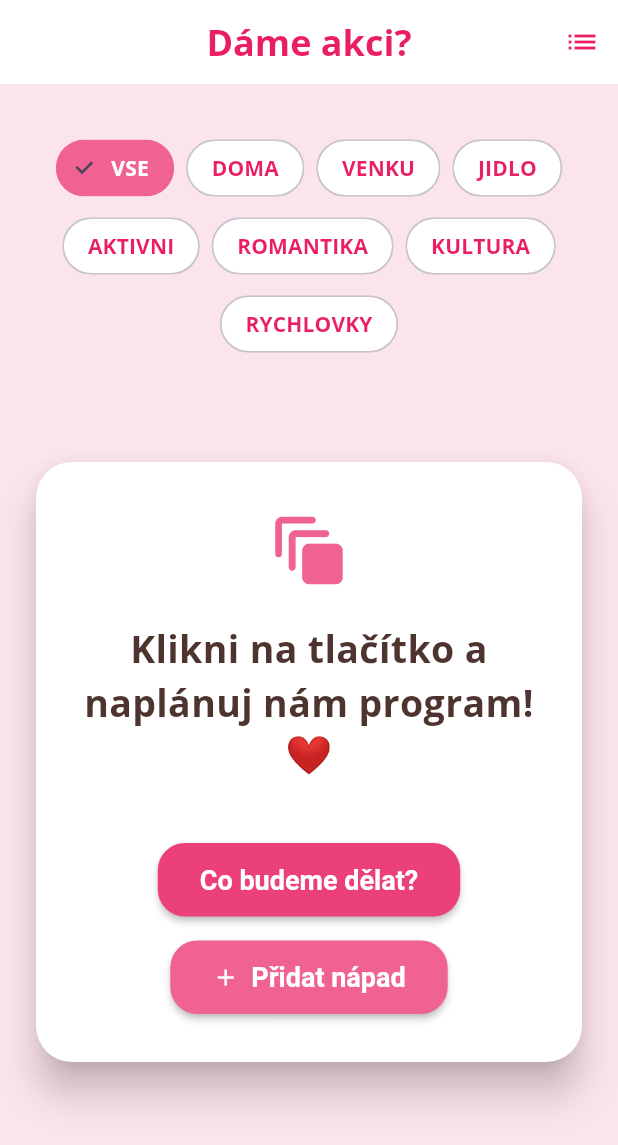
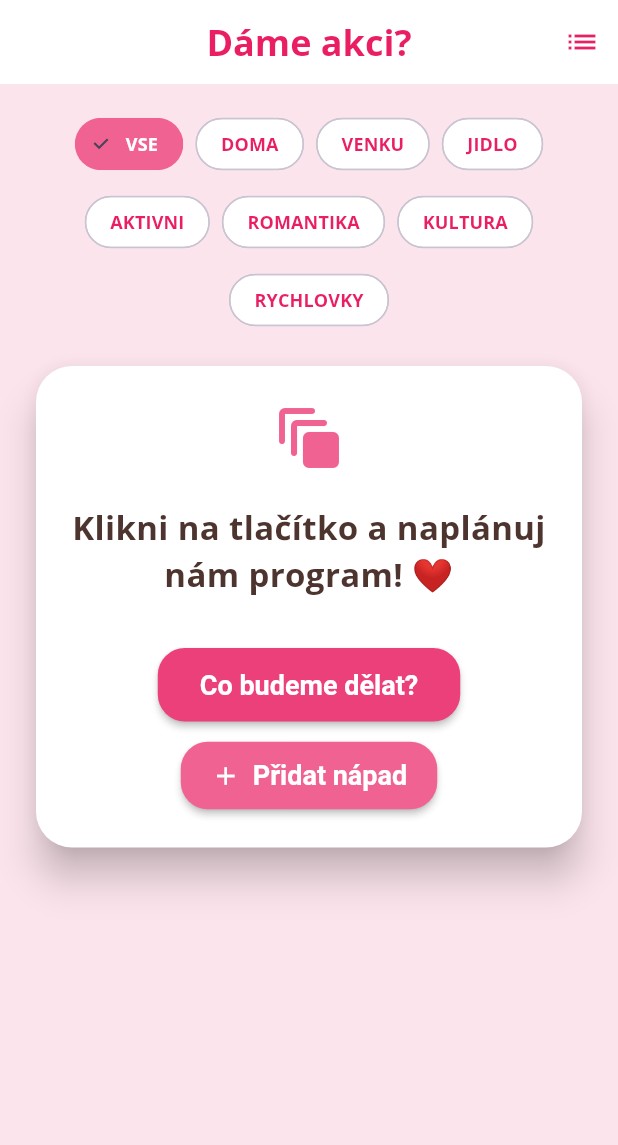
Before and after one commit to hrosicka/great-weekend, a Flutter app: the screen it shows after launch, on a phone screen of 412 x 824 dp. Shown: the top 1145 px of the screen. Run offline on Flutter 3.47's test engine with Material 3 defaults, Android fonts, the phone set to English and light mode, and no system bars; our stand-ins replace google_fonts, shared_preferences.

Commit message:
fix(ui): improve responsiveness and prevent overflow on small screens

```diff
--- a/lib/main.dart
+++ b/lib/main.dart
@@ -346,18 +346,28 @@ class _IdeaScreenState extends State<IdeaScreen> {
           ),
         ],
       ),
+      // Používáme LayoutBuilder, abychom věděli, kolik máme místa
       body: isLoading
           ? const Center(child: CircularProgressIndicator())
-          : Column(
+          : LayoutBuilder(
+              builder: (context, constraints) {
+                return SingleChildScrollView( // Umožňuje skrolování na malých mobilech
+                  child: ConstrainedBox(
+                    constraints: BoxConstraints(
+                      minHeight: constraints.maxHeight, // Karta se bude snažit být na střed
+                    ),
+                    child: IntrinsicHeight(
+                      child: Column(
                         children: [
                           const SizedBox(height: 16),
-                // Tady je ten nový horizontální filtr
+
+                          // Horizontální filtr (Wrap je super, že neuteče z obrazovky)
                           Padding(
-                  padding: const EdgeInsets.all(16.0),
+                            padding: const EdgeInsets.symmetric(horizontal: 16.0),
                             child: Wrap(
-                    spacing: 8.0, // Mezera mezi chipy vedle sebe
-                    runSpacing: 4.0, // Mezera mezi řádky pod sebou
-                    alignment: WrapAlignment.center, // Vycentruje tlačítka
+                              spacing: 8.0,
+                              runSpacing: 4.0,
+                              alignment: WrapAlignment.center,
                               children: IdeaCategory.values.map((category) {
                                 return ChoiceChip(
                                   shape: RoundedRectangleBorder(
@@ -370,6 +380,7 @@ class _IdeaScreenState extends State<IdeaScreen> {
                                   labelStyle: TextStyle(
                                     color: selectedFilter == category ? Colors.white : Colors.pink,
                                     fontWeight: FontWeight.bold,
+                                    fontSize: 12, // Trochu menší písmo pro jistotu
                                   ),
                                   onSelected: (bool selected) {
                                     setState(() {
@@ -386,20 +397,22 @@ class _IdeaScreenState extends State<IdeaScreen> {
                             ),
                           ),
 
-                // Tady je zbytek s kartou a tlačítky
-                Expanded(
+                          // Hlavní část s kartou
+                          // Nahrazen Expanded za Flexible/Padding kvůli ScrollView
+                          Padding(
+                            padding: const EdgeInsets.only(top: 20, bottom: 40),
                             child: Center(
                               child: Card(
-                      margin: const EdgeInsets.only(left: 24, right: 24, top: 16, bottom: 80),
+                                margin: const EdgeInsets.symmetric(horizontal: 24),
                                 child: Padding(
-                        padding: const EdgeInsets.all(32.0),
+                                  padding: const EdgeInsets.all(24.0), // Mírně zmenšen padding
                                   child: Column(
                                     mainAxisSize: MainAxisSize.min,
                                     children: [
                                       Icon(
                                         _getCategoryIcon(selectedFilter),
                                         color: Colors.pink[300],
-                              size: 54
+                                        size: 48, // Mírně zmenšeno
                                       ),
                                       const SizedBox(height: 20),
                                       AnimatedSwitcher(
@@ -408,27 +421,28 @@ class _IdeaScreenState extends State<IdeaScreen> {
                                             FadeTransition(opacity: animation, child: child),
                                         child: Text(
                                           currentIdea,
-                                key: ValueKey<String>(currentIdea), // PŘIDEJ TENTO ŘÁDEK
+                                          key: ValueKey<String>(currentIdea),
                                           textAlign: TextAlign.center,
                                           style: GoogleFonts.openSans(
-                                  fontSize: 25,
+                                            fontSize: 22, // Zmenšeno z 25 pro lepší čitelnost
                                             fontWeight: FontWeight.bold,
                                             color: Colors.brown[800],
                                           ),
                                         ),
                                       ),
-                            const SizedBox(height: 40),
+                                      const SizedBox(height: 32),
                                       ElevatedButton(
                                         onPressed: generateIdea,
                                         child: const Text("Co budeme dělat?"),
                                       ),
-                            const SizedBox(height: 16),
+                                      const SizedBox(height: 12),
                                       ElevatedButton.icon(
                                         onPressed: _showAddIdeaDialog,
-                              icon: const Icon(Icons.add),
+                                        icon: const Icon(Icons.add, size: 20),
                                         label: const Text("Přidat nápad"),
                                         style: ElevatedButton.styleFrom(
                                           backgroundColor: Colors.pink[300],
+                                          padding: const EdgeInsets.symmetric(horizontal: 20, vertical: 12),
                                         ),
                                       ),
                                     ],
@@ -439,6 +453,11 @@ class _IdeaScreenState extends State<IdeaScreen> {
                           ),
                         ],
                       ),
+                    ),
+                  ),
+                );
+              },
+            ),
     );
   }
 }
```
Lines whose indentation alone changed are shown as unchanged.
